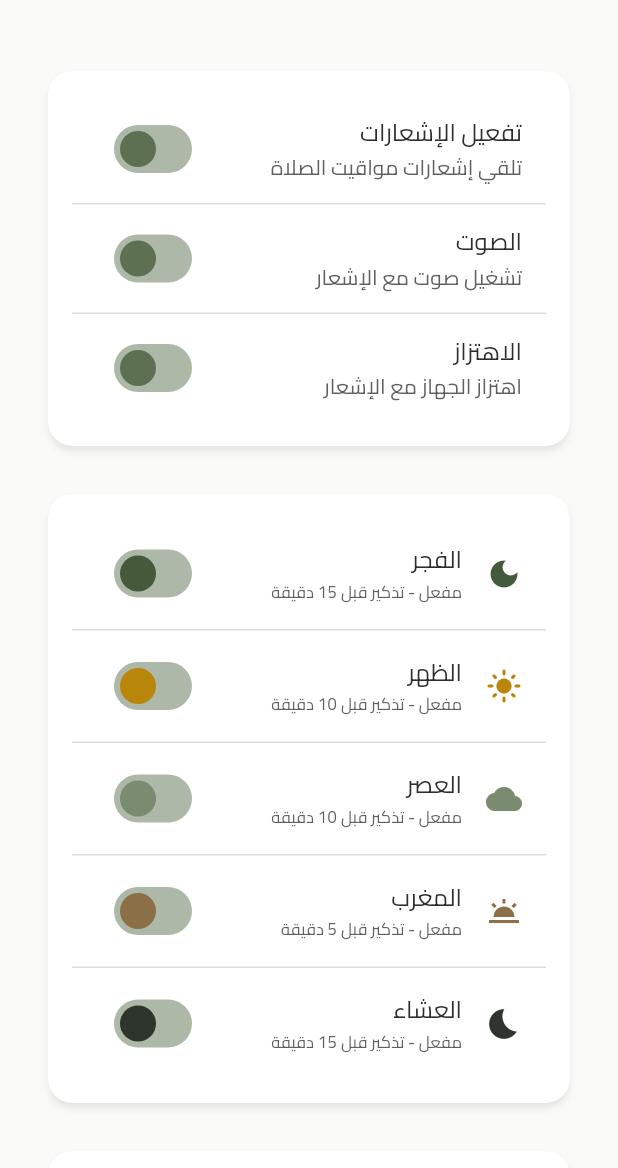
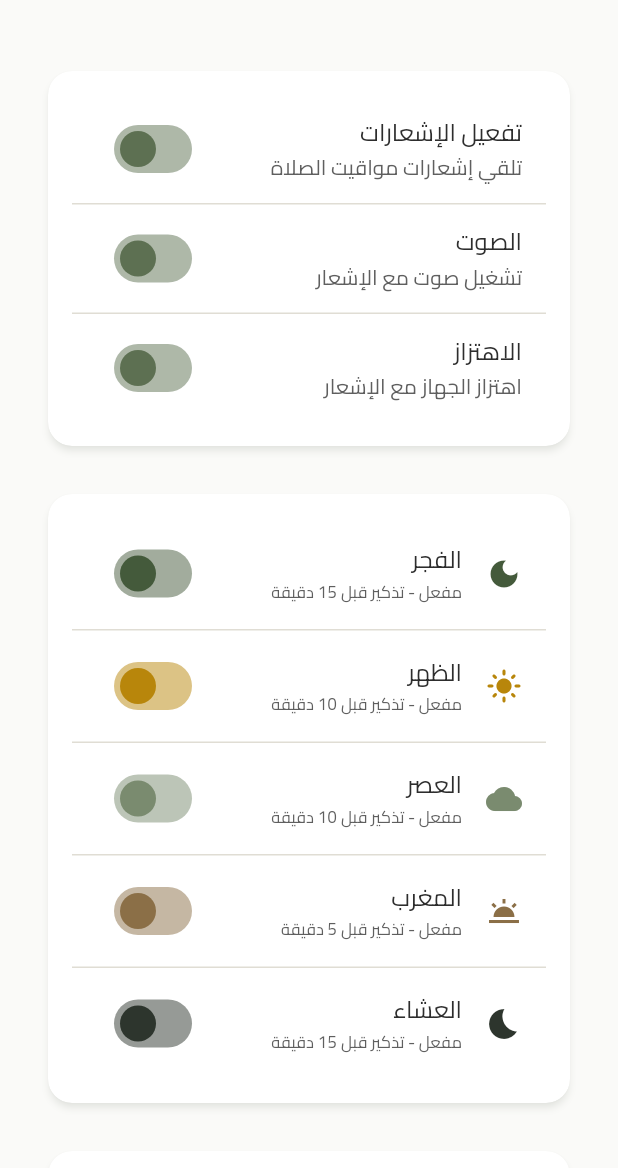
Before and after one commit to dr33awi/Testew65, a Flutter app: the PrayerTimesScreen screen opened by its route, after a tap on the "notifications" icon, on a phone screen of 412 x 824 dp, the part 61-1229 px from its top. Run offline on Flutter 3.47's test engine with Material 3 defaults, Android fonts, the phone set to English and light mode, and no system bars; our stand-ins replace adhan, battery_plus, device_info_plus, flutter_compass, flutter_local_notifications, flutter_staggered_animations and 9 more; accounts and stored records are empty.

Commit message:
الثيم تحديث

```diff
--- a/lib/features/prayer_times/screens/prayer_notifications_settings_screen.dart
+++ b/lib/features/prayer_times/screens/prayer_notifications_settings_screen.dart
@@ -158,7 +158,14 @@ class _PrayerNotificationsSettingsScreenState extends State<PrayerNotificationsS
             _prayerNotifications[prayerKey] = value;
           });
         } : null,
-        activeColor: ThemeConstants.getPrayerColor(prayerKey),
+        // استبدال activeColor المُهمل بـ activeTrackColor
+        activeTrackColor: ThemeConstants.getPrayerColor(prayerKey).withValues(alpha: 0.5),
+        thumbColor: WidgetStateProperty.resolveWith((states) {
+          if (states.contains(WidgetState.selected)) {
+            return ThemeConstants.getPrayerColor(prayerKey);
+          }
+          return null;
+        }),
       ),
       children: isEnabled ? [
         Padding(
@@ -198,6 +205,9 @@ class _PrayerNotificationsSettingsScreenState extends State<PrayerNotificationsS
                     _prayerReminderMinutes[prayerKey] = value.toInt();
                   });
                 },
+                // استبدال activeColor المُهمل بـ activeColor في ThumbColor
+                thumbColor: ThemeConstants.getPrayerColor(prayerKey),
+                activeColor: ThemeConstants.getPrayerColor(prayerKey),
               ),
             ),
 
@@ -294,7 +304,13 @@ class _PrayerNotificationsSettingsScreenState extends State<PrayerNotificationsS
       trailing: Switch(
         value: value,
         onChanged: onChanged,
-        activeColor: context.primaryColor,
+        thumbColor: WidgetStateProperty.resolveWith((states) {
+          if (states.contains(WidgetState.selected)) {
+            return context.primaryColor;
+          }
+          return null;
+        }),
+        activeTrackColor: context.primaryColor.withValues(alpha: 0.5),
       ),
     );
   }
--- a/lib/features/prayer_times/screens/prayer_settings_screen.dart
+++ b/lib/features/prayer_times/screens/prayer_settings_screen.dart
@@ -77,6 +77,7 @@ class _PrayerSettingsScreenState extends State<PrayerSettingsScreen> {
 
       context.showErrorSnackBar('فشل حفظ الإعدادات');
     } finally {
+      // التأكد من أن context ما زال متاحاً قبل تحديث الـ state
       if (mounted) {
         setState(() => _isSaving = false);
       }
@@ -436,7 +437,7 @@ class _CalculationMethodDialog extends StatelessWidget {
               },
               activeColor: ThemeConstants.primary,
             );
-          }).toList(),
+          }),
         ],
       ),
     );
--- a/lib/features/prayer_times/screens/prayer_times_screen.dart
+++ b/lib/features/prayer_times/screens/prayer_times_screen.dart
@@ -10,7 +10,6 @@ import '../services/prayer_times_service.dart';
 import '../models/prayer_time_model.dart';
 import '../widgets/prayer_time_card.dart';
 import '../widgets/next_prayer_countdown.dart';
-import '../widgets/location_header.dart';
 
 class PrayerTimesScreen extends StatefulWidget {
   const PrayerTimesScreen({super.key});
@@ -276,7 +275,7 @@ class _PrayerTimesScreenState extends State<PrayerTimesScreen>
                   icon: Icons.location_on,
                   iconColor: ThemeConstants.primary,
                   onTap: _requestLocation,
-                  trailing: Icon(
+                  trailing: const Icon(
                     Icons.refresh,
                     color: ThemeConstants.primary,
                   ),
--- a/lib/features/prayer_times/widgets/home_prayer_times_card.dart
+++ b/lib/features/prayer_times/widgets/home_prayer_times_card.dart
@@ -252,7 +252,7 @@ class _PrayerTimesCardState extends State<PrayerTimesCard>
             color: Colors.white.withValues(alpha: 0.2),
             borderRadius: BorderRadius.circular(ThemeConstants.radiusMd),
           ),
-          child: Icon(
+          child: const Icon(
             Icons.mosque,
             color: Colors.white,
             size: ThemeConstants.iconLg,
--- a/lib/features/prayer_times/widgets/next_prayer_countdown.dart
+++ b/lib/features/prayer_times/widgets/next_prayer_countdown.dart
@@ -1,7 +1,6 @@
 // lib/features/prayer_times/widgets/next_prayer_countdown.dart
 
 import 'package:flutter/material.dart';
-import 'package:flutter/services.dart';
 import '../../../app/themes/app_theme.dart';
 import '../models/prayer_time_model.dart';
 
--- a/lib/features/prayer_times/widgets/prayer_calendar_strip.dart
+++ b/lib/features/prayer_times/widgets/prayer_calendar_strip.dart
@@ -65,7 +65,7 @@ class _PrayerCalendarStripState extends State<PrayerCalendarStrip>
           _buildUnifiedCalendarHeader(context),
 
           // شريط التواريخ
-          Container(
+          SizedBox(
             height: 90,
             child: AnimatedBuilder(
               animation: _slideAnimation,
@@ -142,7 +142,7 @@ class _PrayerCalendarStripState extends State<PrayerCalendarStrip>
               color: ThemeConstants.primary.withValues(alpha: 0.1),
               borderRadius: BorderRadius.circular(ThemeConstants.radiusMd),
             ),
-            child: Icon(
+            child: const Icon(
               Icons.calendar_today_rounded,
               color: ThemeConstants.primary,
               size: ThemeConstants.iconMd,
--- a/lib/features/prayer_times/widgets/prayer_time_card.dart
+++ b/lib/features/prayer_times/widgets/prayer_time_card.dart
@@ -1,6 +1,5 @@
 // lib/features/prayer_times/widgets/prayer_time_card.dart
 import 'package:flutter/material.dart';
-import 'package:flutter/services.dart';
 import 'dart:ui';
 import '../../../app/themes/app_theme.dart';
 import '../models/prayer_time_model.dart';
@@ -90,7 +89,7 @@ class _PrayerTimeCardState extends State<PrayerTimeCard>
               child: Material(
                 color: Colors.transparent,
                 child: InkWell(
-                  onTap: () => _showPrayerDetails(context),
+                  onTap: () => {},
                   borderRadius: BorderRadius.circular(ThemeConstants.radius2xl),
                   child: Stack(
                     children: [
@@ -215,11 +214,6 @@ class _PrayerTimeCardState extends State<PrayerTimeCard>
               _buildEnhancedTimeSection(context, useGradient, gradient),
             ],
           ),
-
-          ThemeConstants.space4.h,
-
-          // الصف السفلي - العداد والإعدادات
-          _buildBottomRow(context, useGradient, gradient),
         ],
       ),
     );
@@ -407,27 +401,6 @@ class _PrayerTimeCardState extends State<PrayerTimeCard>
     );
   }
 
-  Widget _buildBottomRow(BuildContext context, bool useGradient, List<Color> gradient) {
-    // تم حذف هذه الدالة لأنها لم تعد مستخدمة
-    return const SizedBox.shrink();
-  }
-
-  Widget _buildStatusInfo(BuildContext context, bool useGradient) {
-    // تم حذف هذه الدالة لأنها لم تعد مستخدمة
-    return const SizedBox.shrink();
-  }
-
-  Widget _buildActionButton({
-    required BuildContext context,
-    required IconData icon,
-    required VoidCallback onTap,
-    required bool useGradient,
-    required String tooltip,
-  }) {
-    // تم إزالة هذه الدالة لأنها لم تعد مستخدمة
-    return const SizedBox.shrink();
-  }
-
   Color _getTextColor(BuildContext context, bool useGradient, bool isPassed) {
     if (useGradient) return Colors.white;
     if (isPassed) return context.textSecondaryColor;
@@ -455,8 +428,4 @@ class _PrayerTimeCardState extends State<PrayerTimeCard>
 
     return '$displayHour:$minute $period';
   }
-
-  void _showPrayerDetails(BuildContext context) {
-    // تم إزالة هذه الدالة لأنها لم تعد مستخدمة
-  }
 }
```
Also changed, not shown: lib/features/prayer_times/models/prayer_time_model.dart (+13 -3 lines).
